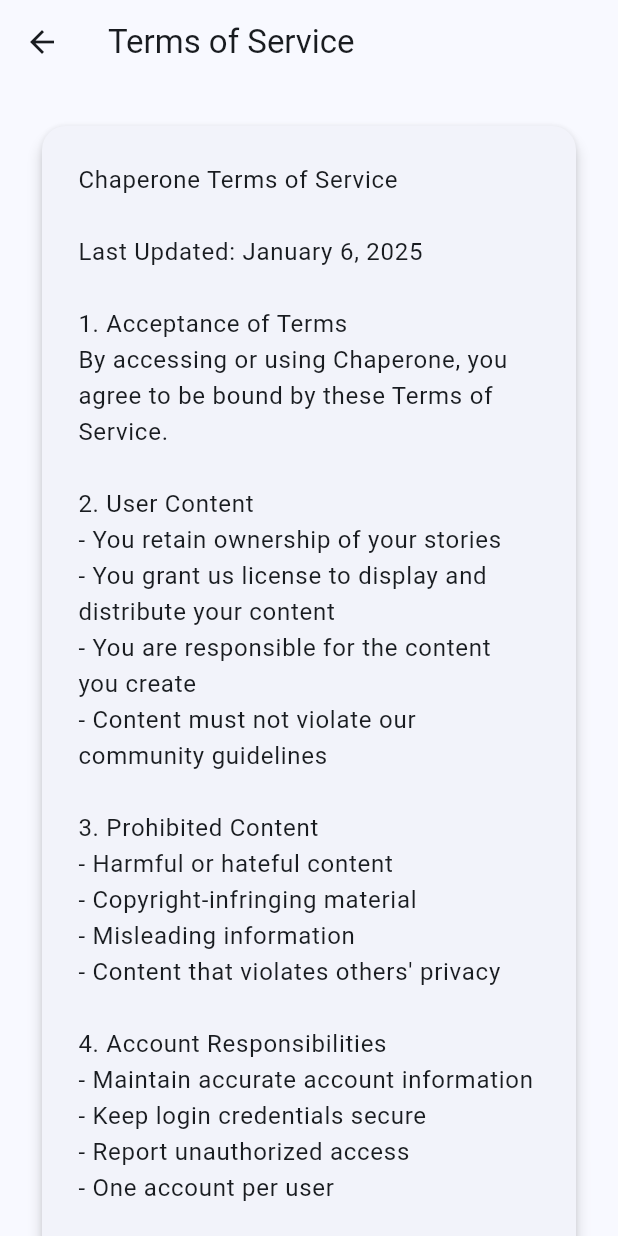
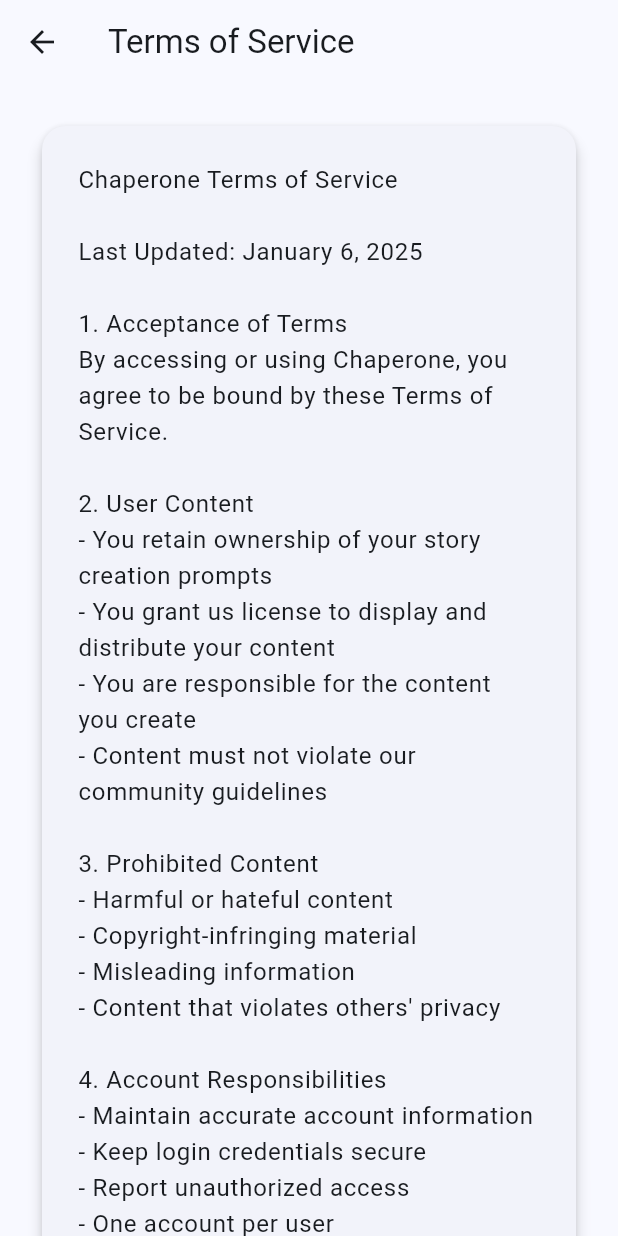
Before and after one commit to igbokwenu/chaperone, a Flutter app: the TermsView screen opened directly, on a phone screen of 412 x 824 dp. Run offline on Flutter 3.47's test engine with Material 3 defaults, Android fonts, the phone set to English and light mode, and no system bars; drawn by our look-alikes of toastification; our stand-ins replace animate_do, audioplayers, cloud_firestore, email_validator, firebase_auth, firebase_core and 6 more; accounts and stored records are empty; network calls fail.

Commit message:
More UI/UX and bug fixes

```diff
--- a/lib/utils/constants/constants.dart
+++ b/lib/utils/constants/constants.dart
@@ -5,16 +5,13 @@ const String gpt4OModel = "gpt-4o";
 const String gpt4OMiniModel = "gpt-4o-mini";
 
 class AppRoutes {
-  static const String authWrapper = '/authWrapper';
+  static const String appInitializer = '/';
   static const String signUp = '/sign_up';
   static const String passwordRecovery = '/password_recovery';
-  // static const String home = '/home';
-  static const String about = '/about';
+  static const String contact = '/contact';
   static const String privacy = '/privacy';
   static const String terms = '/terms';
   static const String account = '/account';
-  static const String download = '/download';
-  static const String onboardingWrapper = '/';
 }
 
 const String logoAssetImageUrlCircular = "assets/images/logo_circular.png";
@@ -185,7 +182,7 @@ At Chaperone, we value your privacy and are committed to protecting your persona
 
 5. Data Deletion
 You can permanently delete your account and all associated data through the Account Settings section. This process is irreversible and will remove:
-- All stories you've created
+- All account data
 - Your profile information
 - Interaction history and preferences
 
@@ -205,7 +202,7 @@ Last Updated: January 6, 2025
 By accessing or using Chaperone, you agree to be bound by these Terms of Service.
 
 2. User Content
-- You retain ownership of your stories
+- You retain ownership of your story creation prompts
 - You grant us license to display and distribute your content
 - You are responsible for the content you create
 - Content must not violate our community guidelines
@@ -244,7 +241,9 @@ const String kIsFavorite = 'isFavorite';
 const String kByAuthor = 'byAuthor';
 const String kStoriesDefaultEmptyMessage = 'No stories found';
 
-
-const String goldenYearsImageUrl = 'https://firebasestorage.googleapis.com/v0/b/chaperonegame.firebasestorage.app/o/game_images%2Fgolden_years.jpeg?alt=media&token=a5531ae2-c4b8-4953-8b71-f62e6fbc91f7';
-const String lotteryImageUrl = 'https://firebasestorage.googleapis.com/v0/b/chaperonegame.firebasestorage.app/o/game_images%2Flottery.jpeg?alt=media&token=13d7859c-122a-4f13-bfe2-01cdf259f996';
-const String smileSuppressionImageUrl = 'https://console.firebase.google.com/u/0/project/chaperonegame/storage/chaperonegame.firebasestorage.app/files/~2Fgame_images#:~:text=Name-,smile_suppression.jpeg,-Size';
+const String goldenYearsImageUrl =
+    'https://firebasestorage.googleapis.com/v0/b/chaperonegame.firebasestorage.app/o/game_images%2Fgolden_years.jpeg?alt=media&token=a5531ae2-c4b8-4953-8b71-f62e6fbc91f7';
+const String lotteryImageUrl =
+    'https://firebasestorage.googleapis.com/v0/b/chaperonegame.firebasestorage.app/o/game_images%2Flottery.jpeg?alt=media&token=13d7859c-122a-4f13-bfe2-01cdf259f996';
+const String smileSuppressionImageUrl =
+    'https://console.firebase.google.com/u/0/project/chaperonegame/storage/chaperonegame.firebasestorage.app/files/~2Fgame_images#:~:text=Name-,smile_suppression.jpeg,-Size';
--- a/lib/views/result_view.dart
+++ b/lib/views/result_view.dart
@@ -321,7 +321,7 @@ class _ResultViewState extends ConsumerState<ResultView>
                           },
                           icon: const Icon(Icons.replay, color: Colors.white),
                           label: const Text(
-                            'Replay Journey',
+                            'Replay Game',
                             style: TextStyle(
                               color: Colors.white,
                               fontSize: 16,
--- a/pubspec.yaml
+++ b/pubspec.yaml
@@ -26,6 +26,7 @@ dependencies:
   cached_network_image: ^3.4.1
   email_validator: ^3.0.0
   audioplayers: ^6.1.0
+  url_strategy: ^0.3.0
 
 dev_dependencies:
   flutter_test:
```
Also changed, not shown: lib/main.dart (+24 -1 lines), pubspec.lock, 1 other file.
